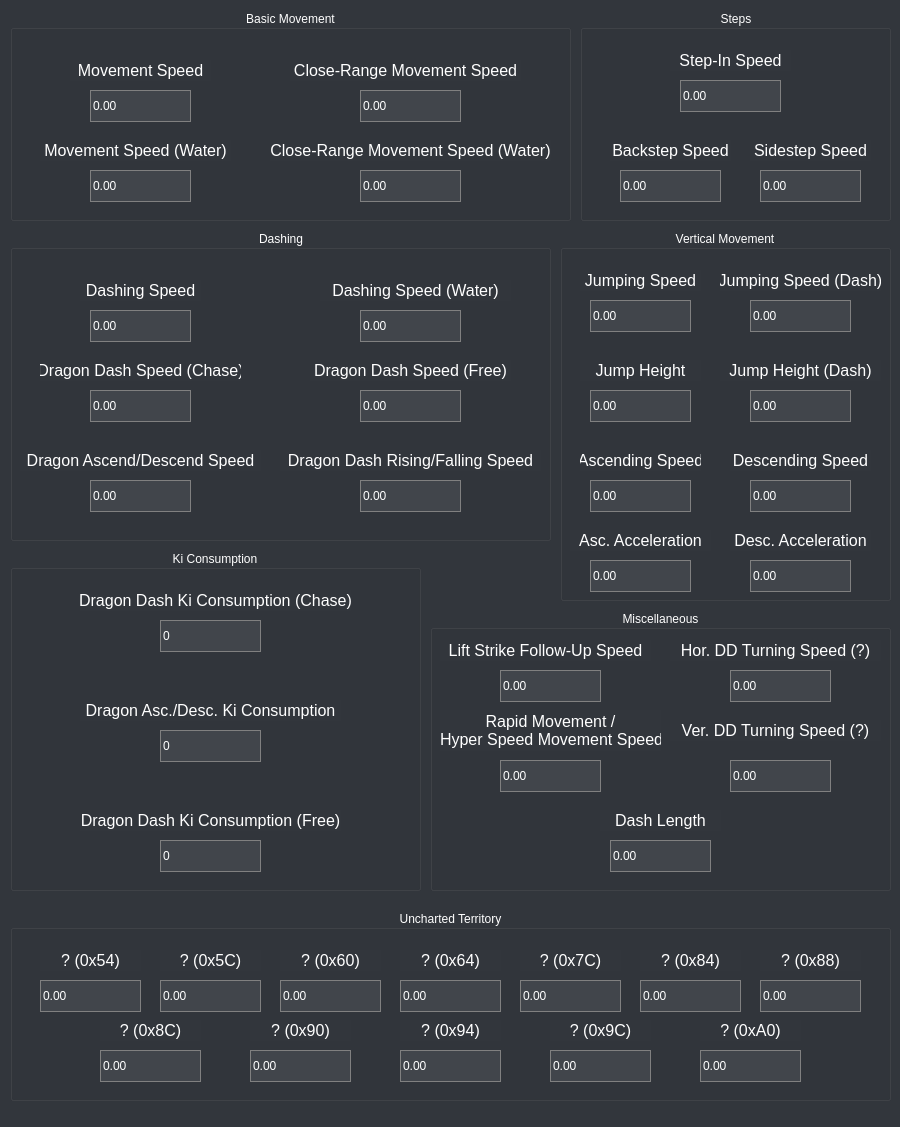
Qt form src/ui/paramSections/movementframe.ui (jagger1407/NeoStudio) before a commit.
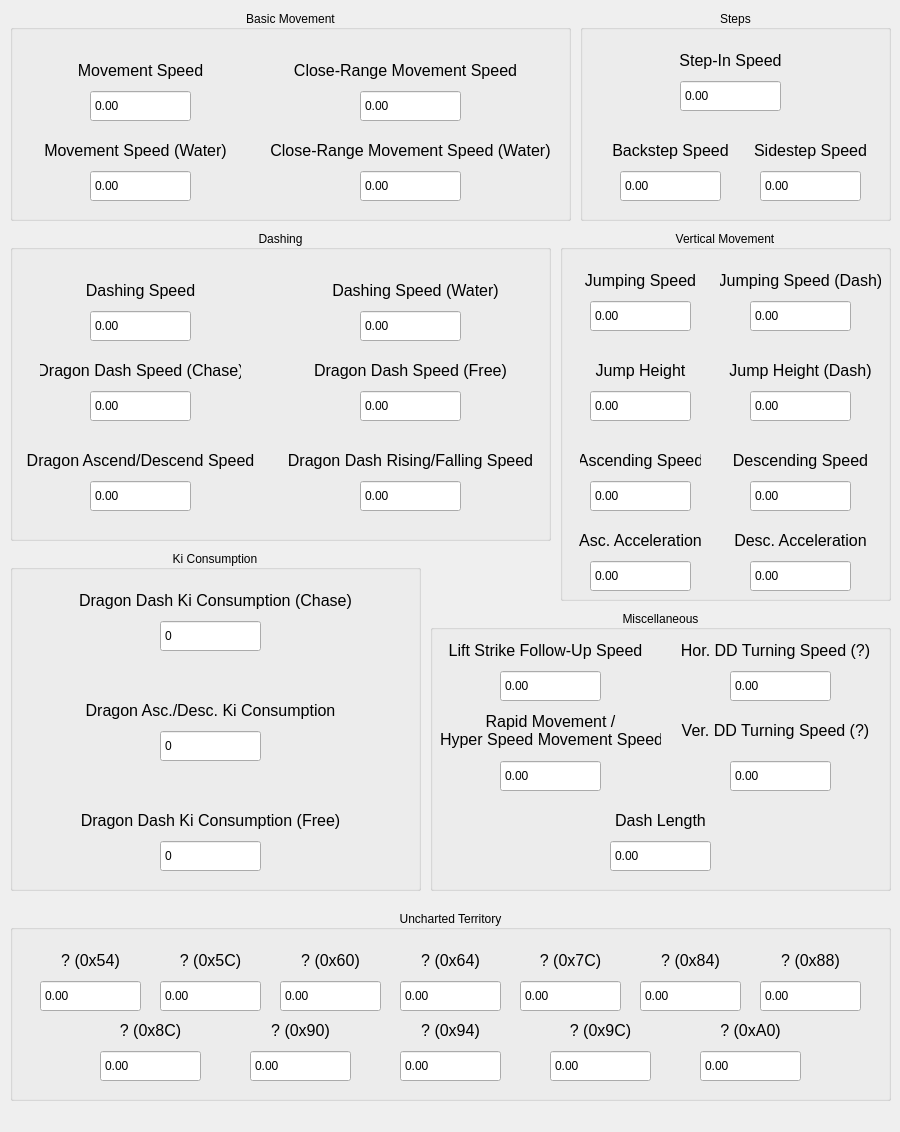
The same form after that commit.

The edit to the form file:
```diff
--- a/src/ui/paramSections/movementframe.ui
+++ b/src/ui/paramSections/movementframe.ui
@@ -7,14 +7,14 @@
     <x>0</x>
     <y>0</y>
     <width>900</width>
-    <height>1127</height>
+    <height>1132</height>
    </rect>
   </property>
   <property name="windowTitle">
    <string>Frame</string>
   </property>
   <property name="styleSheet">
-   <string notr="true">background:rgb(50, 54, 60); color: white</string>
+   <string notr="true"/>
   </property>
   <widget class="QGroupBox" name="DashingGroup">
    <property name="geometry">
@@ -92,7 +92,7 @@
      </rect>
     </property>
     <property name="styleSheet">
-     <string notr="true">background-color:rgb(65,69,75);color:white;border: 1 solid grey;</string>
+     <string notr="true"/>
     </property>
     <property name="buttonSymbols">
      <enum>QAbstractSpinBox::NoButtons</enum>
@@ -117,7 +117,7 @@
      </rect>
     </property>
     <property name="styleSheet">
-     <string notr="true">background-color:rgb(65,69,75);color:white;border: 1 solid grey;</string>
+     <string notr="true"/>
     </property>
     <property name="buttonSymbols">
      <enum>QAbstractSpinBox::NoButtons</enum>
@@ -190,7 +190,7 @@
      </rect>
     </property>
     <property name="styleSheet">
-     <string notr="true">background-color:rgb(65,69,75);color:white;border: 1 solid grey;</string>
+     <string notr="true"/>
     </property>
     <property name="buttonSymbols">
      <enum>QAbstractSpinBox::NoButtons</enum>
@@ -215,7 +215,7 @@
      </rect>
     </property>
     <property name="styleSheet">
-     <string notr="true">background-color:rgb(65,69,75);color:white;border: 1 solid grey;</string>
+     <string notr="true"/>
     </property>
     <property name="buttonSymbols">
      <enum>QAbstractSpinBox::NoButtons</enum>
@@ -240,7 +240,7 @@
      </rect>
     </property>
     <property name="styleSheet">
-     <string notr="true">background-color:rgb(65,69,75);color:white;border: 1 solid grey;</string>
+     <string notr="true"/>
     </property>
     <property name="buttonSymbols">
      <enum>QAbstractSpinBox::NoButtons</enum>
@@ -289,7 +289,7 @@
      </rect>
     </property>
     <property name="styleSheet">
-     <string notr="true">background-color:rgb(65,69,75);color:white;border: 1 solid grey;</string>
+     <string notr="true"/>
     </property>
     <property name="buttonSymbols">
      <enum>QAbstractSpinBox::NoButtons</enum>
@@ -381,7 +381,7 @@
      </rect>
     </property>
     <property name="styleSheet">
-     <string notr="true">background-color:rgb(65,69,75);color:white;border: 1 solid grey;</string>
+     <string notr="true"/>
     </property>
     <property name="buttonSymbols">
      <enum>QAbstractSpinBox::NoButtons</enum>
@@ -430,7 +430,7 @@
      </rect>
     </property>
     <property name="styleSheet">
-     <string notr="true">background-color:rgb(65,69,75);color:white;border: 1 solid grey;</string>
+     <string notr="true"/>
     </property>
     <property name="buttonSymbols">
      <enum>QAbstractSpinBox::NoButtons</enum>
@@ -479,7 +479,7 @@
      </rect>
     </property>
     <property name="styleSheet">
-     <string notr="true">background-color:rgb(65,69,75);color:white;border: 1 solid grey;</string>
+     <string notr="true"/>
     </property>
     <property name="buttonSymbols">
      <enum>QAbstractSpinBox::NoButtons</enum>
@@ -547,7 +547,7 @@
      </rect>
     </property>
     <property name="styleSheet">
-     <string notr="true">background-color:rgb(65,69,75);color:white;border: 1 solid grey;</string>
+     <string notr="true"/>
     </property>
     <property name="buttonSymbols">
      <enum>QAbstractSpinBox::NoButtons</enum>
@@ -593,7 +593,7 @@
      </rect>
     </property>
     <property name="styleSheet">
-     <string notr="true">background-color:rgb(65,69,75);color:white;border: 1 solid grey;</string>
+     <string notr="true"/>
     </property>
     <property name="buttonSymbols">
      <enum>QAbstractSpinBox::NoButtons</enum>
@@ -639,7 +639,7 @@
      </rect>
     </property>
     <property name="styleSheet">
-     <string notr="true">background-color:rgb(65,69,75);color:white;border: 1 solid grey;</string>
+     <string notr="true"/>
     </property>
     <property name="buttonSymbols">
      <enum>QAbstractSpinBox::NoButtons</enum>
@@ -685,7 +685,7 @@
      </rect>
     </property>
     <property name="styleSheet">
-     <string notr="true">background-color:rgb(65,69,75);color:white;border: 1 solid grey;</string>
+     <string notr="true"/>
     </property>
     <property name="buttonSymbols">
      <enum>QAbstractSpinBox::NoButtons</enum>
@@ -731,7 +731,7 @@
      </rect>
     </property>
     <property name="styleSheet">
-     <string notr="true">background-color:rgb(65,69,75);color:white;border: 1 solid grey;</string>
+     <string notr="true"/>
     </property>
     <property name="buttonSymbols">
      <enum>QAbstractSpinBox::NoButtons</enum>
@@ -777,7 +777,7 @@
      </rect>
     </property>
     <property name="styleSheet">
-     <string notr="true">background-color:rgb(65,69,75);color:white;border: 1 solid grey;</string>
+     <string notr="true"/>
     </property>
     <property name="buttonSymbols">
      <enum>QAbstractSpinBox::NoButtons</enum>
@@ -823,7 +823,7 @@
      </rect>
     </property>
     <property name="styleSheet">
-     <string notr="true">background-color:rgb(65,69,75);color:white;border: 1 solid grey;</string>
+     <string notr="true"/>
     </property>
     <property name="buttonSymbols">
      <enum>QAbstractSpinBox::NoButtons</enum>
@@ -869,7 +869,7 @@
      </rect>
     </property>
     <property name="styleSheet">
-     <string notr="true">background-color:rgb(65,69,75);color:white;border: 1 solid grey;</string>
+     <string notr="true"/>
     </property>
     <property name="buttonSymbols">
      <enum>QAbstractSpinBox::NoButtons</enum>
@@ -915,7 +915,7 @@
      </rect>
     </property>
     <property name="styleSheet">
-     <string notr="true">background-color:rgb(65,69,75);color:white;border: 1 solid grey;</string>
+     <string notr="true"/>
     </property>
     <property name="buttonSymbols">
      <enum>QAbstractSpinBox::NoButtons</enum>
@@ -961,7 +961,7 @@
      </rect>
     </property>
     <property name="styleSheet">
-     <string notr="true">background-color:rgb(65,69,75);color:white;border: 1 solid grey;</string>
+     <string notr="true"/>
     </property>
     <property name="buttonSymbols">
      <enum>QAbstractSpinBox::NoButtons</enum>
@@ -1007,7 +1007,7 @@
      </rect>
     </property>
     <property name="styleSheet">
-     <string notr="true">background-color:rgb(65,69,75);color:white;border: 1 solid grey;</string>
+     <string notr="true"/>
     </property>
     <property name="buttonSymbols">
      <enum>QAbstractSpinBox::NoButtons</enum>
@@ -1053,7 +1053,7 @@
      </rect>
     </property>
     <property name="styleSheet">
-     <string notr="true">background-color:rgb(65,69,75);color:white;border: 1 solid grey;</string>
+     <string notr="true"/>
     </property>
     <property name="buttonSymbols">
      <enum>QAbstractSpinBox::NoButtons</enum>
@@ -1094,7 +1094,7 @@
      </rect>
     </property>
     <property name="styleSheet">
-     <string notr="true">background-color:rgb(65,69,75);color:white;border: 1 solid grey;</string>
+     <string notr="true"/>
     </property>
     <property name="buttonSymbols">
      <enum>QAbstractSpinBox::NoButtons</enum>
@@ -1143,7 +1143,7 @@
      </rect>
     </property>
     <property name="styleSheet">
-     <string notr="true">background-color:rgb(65,69,75);color:white;border: 1 solid grey;</string>
+     <string notr="true"/>
     </property>
     <property name="buttonSymbols">
      <enum>QAbstractSpinBox::NoButtons</enum>
@@ -1216,7 +1216,7 @@
      </rect>
     </property>
     <property name="styleSheet">
-     <string notr="true">background-color:rgb(65,69,75);color:white;border: 1 solid grey;</string>
+     <string notr="true"/>
     </property>
     <property name="buttonSymbols">
      <enum>QAbstractSpinBox::NoButtons</enum>
@@ -1265,7 +1265,7 @@
      </rect>
     </property>
     <property name="styleSheet">
-     <string notr="true">background-color:rgb(65,69,75);color:white;border: 1 solid grey;</string>
+     <string notr="true"/>
     </property>
     <property name="buttonSymbols">
      <enum>QAbstractSpinBox::NoButtons</enum>
@@ -1333,7 +1333,7 @@
      </rect>
     </property>
     <property name="styleSheet">
-     <string notr="true">background-color:rgb(65,69,75);color:white;border: 1 solid grey;</string>
+     <string notr="true"/>
     </property>
     <property name="buttonSymbols">
      <enum>QAbstractSpinBox::NoButtons</enum>
@@ -1358,7 +1358,7 @@
      </rect>
     </property>
     <property name="styleSheet">
-     <string notr="true">background-color:rgb(65,69,75);color:white;border: 1 solid grey;</string>
+     <string notr="true"/>
     </property>
     <property name="buttonSymbols">
      <enum>QAbstractSpinBox::NoButtons</enum>
@@ -1407,7 +1407,7 @@
      </rect>
     </property>
     <property name="styleSheet">
-     <string notr="true">background-color:rgb(65,69,75);color:white;border: 1 solid grey;</string>
+     <string notr="true"/>
     </property>
     <property name="buttonSymbols">
      <enum>QAbstractSpinBox::NoButtons</enum>
@@ -1475,7 +1475,7 @@
      </rect>
     </property>
     <property name="styleSheet">
-     <string notr="true">background-color:rgb(65,69,75);color:white;border: 1 solid grey;</string>
+     <string notr="true"/>
     </property>
     <property name="buttonSymbols">
      <enum>QAbstractSpinBox::NoButtons</enum>
@@ -1548,7 +1548,7 @@
      </rect>
     </property>
     <property name="styleSheet">
-     <string notr="true">background-color:rgb(65,69,75);color:white;border: 1 solid grey;</string>
+     <string notr="true"/>
     </property>
     <property name="buttonSymbols">
      <enum>QAbstractSpinBox::NoButtons</enum>
@@ -1597,7 +1597,7 @@
      </rect>
     </property>
     <property name="styleSheet">
-     <string notr="true">background-color:rgb(65,69,75);color:white;border: 1 solid grey;</string>
+     <string notr="true"/>
     </property>
     <property name="buttonSymbols">
      <enum>QAbstractSpinBox::NoButtons</enum>
@@ -1622,7 +1622,7 @@
      </rect>
     </property>
     <property name="styleSheet">
-     <string notr="true">background-color:rgb(65,69,75);color:white;border: 1 solid grey;</string>
+     <string notr="true"/>
     </property>
     <property name="buttonSymbols">
      <enum>QAbstractSpinBox::NoButtons</enum>
@@ -1671,7 +1671,7 @@
      </rect>
     </property>
     <property name="styleSheet">
-     <string notr="true">background-color:rgb(65,69,75);color:white;border: 1 solid grey;</string>
+     <string notr="true"/>
     </property>
     <property name="buttonSymbols">
      <enum>QAbstractSpinBox::NoButtons</enum>
@@ -1720,7 +1720,7 @@
      </rect>
     </property>
     <property name="styleSheet">
-     <string notr="true">background-color:rgb(65,69,75);color:white;border: 1 solid grey;</string>
+     <string notr="true"/>
     </property>
     <property name="buttonSymbols">
      <enum>QAbstractSpinBox::NoButtons</enum>
@@ -1769,7 +1769,7 @@
      </rect>
     </property>
     <property name="styleSheet">
-     <string notr="true">background-color:rgb(65,69,75);color:white;border: 1 solid grey;</string>
+     <string notr="true"/>
     </property>
     <property name="buttonSymbols">
      <enum>QAbstractSpinBox::NoButtons</enum>
@@ -1842,7 +1842,7 @@
      </rect>
     </property>
     <property name="styleSheet">
-     <string notr="true">background-color:rgb(65,69,75);color:white;border: 1 solid grey;</string>
+     <string notr="true"/>
     </property>
     <property name="buttonSymbols">
      <enum>QAbstractSpinBox::NoButtons</enum>
@@ -1910,7 +1910,7 @@
      </rect>
     </property>
     <property name="styleSheet">
-     <string notr="true">background-color:rgb(65,69,75);color:white;border: 1 solid grey;</string>
+     <string notr="true"/>
     </property>
     <property name="buttonSymbols">
      <enum>QAbstractSpinBox::NoButtons</enum>
@@ -1959,7 +1959,7 @@
      </rect>
     </property>
     <property name="styleSheet">
-     <string notr="true">background-color:rgb(65,69,75);color:white;border: 1 solid grey;</string>
+     <string notr="true"/>
     </property>
     <property name="buttonSymbols">
      <enum>QAbstractSpinBox::NoButtons</enum>
@@ -2008,7 +2008,7 @@
      </rect>
     </property>
     <property name="styleSheet">
-     <string notr="true">background-color:rgb(65,69,75);color:white;border: 1 solid grey;</string>
+     <string notr="true"/>
     </property>
     <property name="buttonSymbols">
      <enum>QAbstractSpinBox::NoButtons</enum>
@@ -2057,7 +2057,7 @@
      </rect>
     </property>
     <property name="styleSheet">
-     <string notr="true">background-color:rgb(65,69,75);color:white;border: 1 solid grey;</string>
+     <string notr="true"/>
     </property>
     <property name="buttonSymbols">
      <enum>QAbstractSpinBox::NoButtons</enum>
@@ -2106,7 +2106,7 @@
      </rect>
     </property>
     <property name="styleSheet">
-     <string notr="true">background-color:rgb(65,69,75);color:white;border: 1 solid grey;</string>
+     <string notr="true"/>
     </property>
     <property name="buttonSymbols">
      <enum>QAbstractSpinBox::NoButtons</enum>
```
